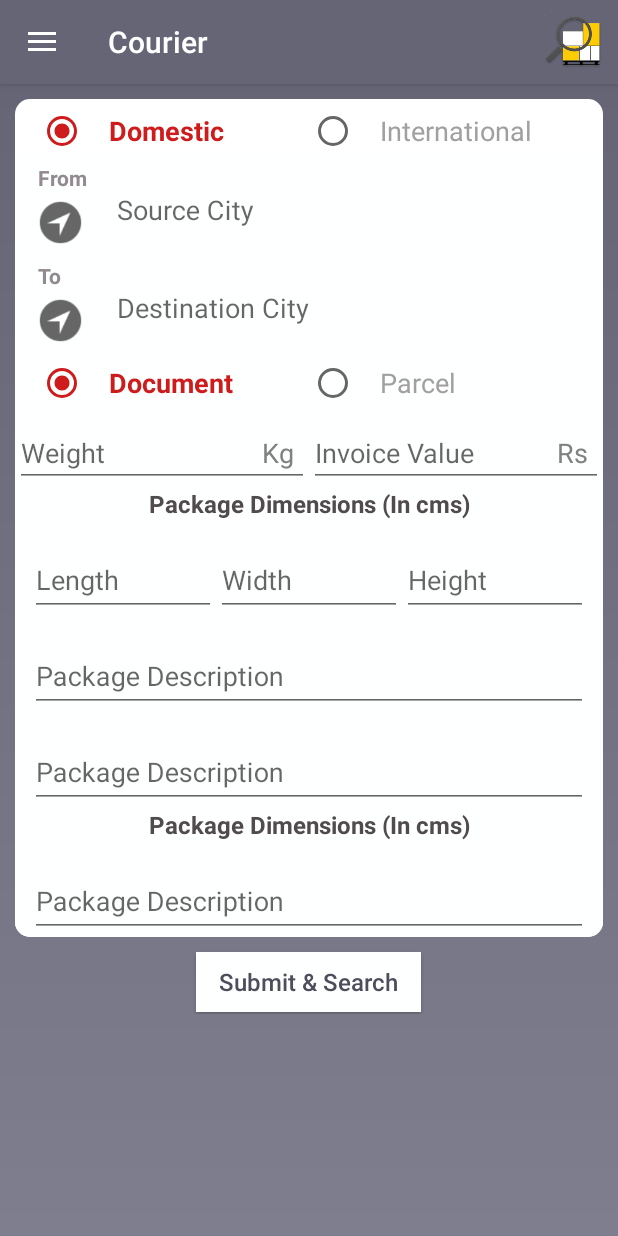
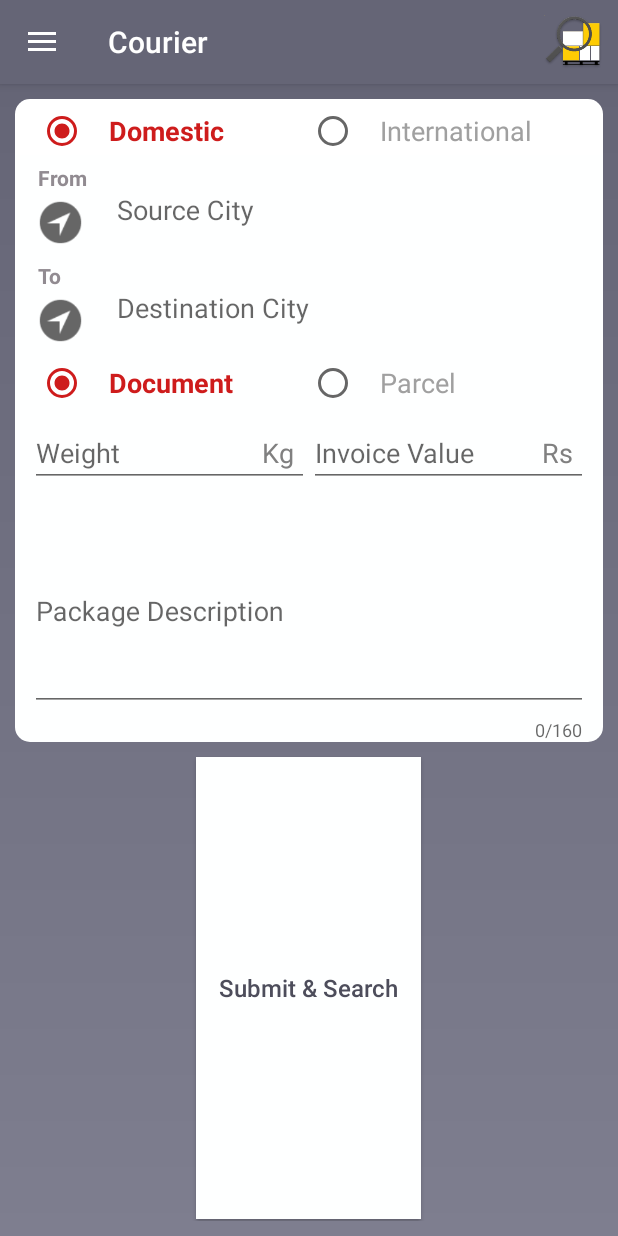
Before and after one commit to ScleroidTech/Nemai, an Android app: the screen it shows after launch (MainActivity), on a phone screen of 412 x 824 dp. Run offline under Robolectric (Android 15) with nearby library versions, the phone set to English and light mode, and no system bars; libraries missing offline, so code that uses them is left out: com.facebook; pictures from the network do not load; 2 statements that could not run were skipped.

Commit message:
Changes in Main Screen UI, Made Description field universal, & a few tweaks, remaining fixed width of UI
Signed-off-by: gvklive <gvklive@gmail.com>

```diff
--- a/app/src/main/java/com/scleroid/nemai/fragment/HomeFragment.java
+++ b/app/src/main/java/com/scleroid/nemai/fragment/HomeFragment.java
@@ -46,27 +46,35 @@ import java.util.Map;
 
 import static com.facebook.FacebookSdk.getApplicationContext;
 //TODO CHange most activities to fragment if performance becomes a bottleneck
-
+//TODO implement ROOm
+//TODO implement this http://droidmentor.com/credit-card-form/
 public class HomeFragment extends Fragment {
     public static final int THRESHOLD = 3;
     private static final String TAG = HomeFragment.class.getSimpleName();
     public static PinCode mPinCodeDestination, mPinCodeSource;
     static String select;
     final CharSequence[] day_radio = {"Pune,MH,India", "Mumbai, MH,India", "Nagpur, MH, India"};
+/*
     //TODO read this https://medium.com/square-corner-blog/advocating-against-android-fragments-81fd0b462c97
     //TODo & this too http://smarterer.com/tests/android-developer https://www.buzzingandroid.com/ http://www.jbrugge.com/glean/index.html
     //TODO 7 this too https://www.infoq.com/presentations/Android-Design/ https://antonioleiva.com/free-guide/
     //TODO this too www.codacy.com https://possiblemobile.com/ http://www.andreamaglie.com/dont-waste-time-coding-2/
     //TODO https://androidbycode.wordpress.com/2015/02/13/static-code-analysis-automation-using-findbugs-android-studio/
+    //TODO read this https://www.bignerdranch.com/blog/categories/android/ https://www.bignerdranch.com/blog/building-interfaces-with-constraintlayout/ https://www.bignerdranch.com/blog/the-rxjava-repository-pattern/ https://www.bignerdranch.com/blog/room-data-storage-for-everyone/ https://www.bignerdranch.com/blog/two-way-data-binding-on-android-observing-your-view-with-xml/ https://www.bignerdranch.com/blog/two-way-data-binding-on-android-observing-your-view-with-xml/ https://www.bignerdranch.com/blog/frame-animations-in-android/ https://www.bignerdranch.com/blog/building-animations-android-transition-framework-part-2/ https://www.bignerdranch.com/blog/testing-the-android-way/
+    https://developer.android.com/topic/libraries/architecture/room.html https://medium.com/google-developers/7-steps-to-room-27a5fe5f99b2 https://medium.com/@ajaysaini.official/building-database-with-room-persistence-library-ecf7d0b8f3e9 https://android.jlelse.eu/room-store-your-data-c6d49b4d53a3 http://www.vogella.com/tutorials/AndroidSQLite/article.html
+*/
+
     RadioButton mParcelRadioButton, mDocumentRadioButton;
     RadioButton mDomesticRadioButton, mInternationalRadioButton;
     LinearLayout mParcelLinearLayout, mDocumentLinearLayout;
     Button mSubmitButton;
-    TextView mWeightUnitTextView;
+    TextView mWeightUnitTextView, mCurrencyUnitTextView;
     ImageView mAddressImageView;
-    TextInputLayout mWeightTIL, mInvoiceTIL, mLengthTIL, mWidthTIL, mHeightTIL, mParcelDescTIL, mDescDocTIL, mPinSourceTIL, mPinDestTIL;
+    TextInputLayout mWeightTIL, mInvoiceTIL, mLengthTIL, mWidthTIL, mHeightTIL, mDescriptionTIL, /*mDescDocTIL,*/
+            mPinSourceTIL, mPinDestTIL;
     DelayedAutoCompleteTextView pinSourceAutoCompleteTextView, pinDestinationAutoCompleteTextView;
-    EditText mWeightEditText, mDescDocEditText, mInvoiceValueEditText, mPackageLengthParcelEditText, mPackageWidthParcelEditText, mHeightParcelEditText, mDescParcelEditText;
+    EditText mWeightEditText,/* mDescDocEditText,*/
+            mInvoiceValueEditText, mPackageLengthParcelEditText, mPackageWidthParcelEditText, mHeightParcelEditText, mDescriptionEditText;
     boolean toggleDocParcel = false;//false == doc, true == parcel
     boolean toggleDomInternational = false;//Domestic false , International = true
 
@@ -91,21 +99,21 @@ public class HomeFragment extends Fragment {
         mLengthTIL = v.findViewById(R.id.textLength);
         mWidthTIL = v.findViewById(R.id.textWidth);
         mHeightTIL = v.findViewById(R.id.textHeight);
-        mParcelDescTIL = v.findViewById(R.id.textPckDesc);
-        mDescDocTIL = v.findViewById(R.id.textPckDescDoc);
+        mDescriptionTIL = v.findViewById(R.id.textDescription);
+        //mDescDocTIL = v.findViewById(R.id.textPckDescDoc);
         mWeightEditText = v.findViewById(R.id.editWeight);
         mInvoiceValueEditText = v.findViewById(R.id.editInvoice);
         mPackageLengthParcelEditText = v.findViewById(R.id.editLength);
         mPackageWidthParcelEditText = v.findViewById(R.id.editWidth);
         mHeightParcelEditText = v.findViewById(R.id.editHeight);
-        mDescParcelEditText = v.findViewById(R.id.editPckDesc);
-        mDescDocEditText = v.findViewById(R.id.editPckDescDoc);
+        mDescriptionEditText = v.findViewById(R.id.editDescription);
+//        mDescDocEditText = v.findViewById(R.id.editPckDescDoc);
         mParcelRadioButton = v.findViewById(R.id.rParcel);
         mDocumentRadioButton = v.findViewById(R.id.rDocument);
 
         mParcelLinearLayout = v.findViewById(R.id.linearExpandedParcelView);
-        mDocumentLinearLayout = v.findViewById(R.id.linearExpandedDocumentView);
-        mDocumentLinearLayout.setVisibility(View.VISIBLE);
+//        mDocumentLinearLayout = v.findViewById(R.id.linearExpandedDocumentView);
+//        mDocumentLinearLayout.setVisibility(View.VISIBLE);
 
 
         //img_address =  v.findViewById(R.id.img_address);
@@ -145,13 +153,23 @@ public class HomeFragment extends Fragment {
 
 
         mWeightUnitTextView = v.findViewById(R.id.weight_unit_kg_textView);
-        mWeightEditText = v.findViewById(R.id.editWeightDoc);
+
         mWeightEditText.setOnFocusChangeListener(new View.OnFocusChangeListener() {
             @Override
             public void onFocusChange(View view, boolean hasFocus) {
                 if (hasFocus)
                     mWeightUnitTextView.setTextColor(getResources().getColor(R.color.colorPrimary));
                 else mWeightUnitTextView.setTextColor(getResources().getColor(R.color.colorHint));
+            }
+        });
+
+        mCurrencyUnitTextView = v.findViewById(R.id.currency_unit_text_view);
+        mInvoiceValueEditText.setOnFocusChangeListener(new View.OnFocusChangeListener() {
+            @Override
+            public void onFocusChange(View v, boolean hasFocus) {
+                if (hasFocus)
+                    mCurrencyUnitTextView.setTextColor(getResources().getColor(R.color.colorPrimary));
+                else mCurrencyUnitTextView.setTextColor(getResources().getColor(R.color.colorHint));
             }
         });
 
@@ -194,9 +212,11 @@ public class HomeFragment extends Fragment {
             @Override
             public void onCheckedChanged(CompoundButton compoundButton, boolean b) {
                 if (b) {
-                    mDocumentLinearLayout.setVisibility(View.VISIBLE);
+                    //mDocumentLinearLayout.setVisibility(View.VISIBLE);
                     toggleDocParcel = false;
                     mParcelLinearLayout.setVisibility(View.GONE);
+
+                    mDescriptionEditText.setMinLines(6);
                     mDocumentRadioButton.setTypeface(null, Typeface.BOLD);
                     mParcelRadioButton.setTypeface(null, Typeface.NORMAL);
                 }
@@ -208,7 +228,8 @@ public class HomeFragment extends Fragment {
             public void onCheckedChanged(CompoundButton compoundButton, boolean b) {
                 if (b) {
                     mParcelLinearLayout.setVisibility(View.VISIBLE);
-                    mDocumentLinearLayout.setVisibility(View.GONE);
+                    // mDocumentLinearLayout.setVisibility(View.GONE);
+                    mDescriptionEditText.setMinLines(1);
                     toggleDocParcel = true;
                     mParcelRadioButton.setTypeface(null, Typeface.BOLD);
                     mDocumentRadioButton.setTypeface(null, Typeface.NORMAL);
@@ -297,14 +318,14 @@ public class HomeFragment extends Fragment {
 
 
             if (!noSubmit)
-                nextScreenParcel(pinSourceAutoCompleteTextView.getText().toString(), pinDestinationAutoCompleteTextView.getText().toString(), mWeightEditText.getText().toString(), mInvoiceValueEditText.getText().toString(), mPackageWidthParcelEditText.getText().toString(), mHeightParcelEditText.getText().toString(), mPackageLengthParcelEditText.getText().toString(), mDescParcelEditText.getText().toString(), "Parcel", delivery);
+                nextScreenParcel(pinSourceAutoCompleteTextView.getText().toString(), pinDestinationAutoCompleteTextView.getText().toString(), mWeightEditText.getText().toString(), mInvoiceValueEditText.getText().toString(), mPackageWidthParcelEditText.getText().toString(), mHeightParcelEditText.getText().toString(), mPackageLengthParcelEditText.getText().toString(), mDescriptionEditText.getText().toString(), "Parcel", delivery);
 
 
         } else {
 
 
             if (!noSubmit) {
-                nextScreenDocument(pinSourceAutoCompleteTextView.getText().toString(), pinDestinationAutoCompleteTextView.getText().toString(), mWeightEditText.getText().toString(), mInvoiceValueEditText.getText().toString(), mDescDocEditText.getText().toString(), "Documents", delivery);
+                nextScreenDocument(pinSourceAutoCompleteTextView.getText().toString(), pinDestinationAutoCompleteTextView.getText().toString(), mWeightEditText.getText().toString(), mInvoiceValueEditText.getText().toString(), mDescriptionEditText.getText().toString(), "Documents", delivery);
 
             }
         }
--- a/app/src/main/res/layout/fragment_home.xml
+++ b/app/src/main/res/layout/fragment_home.xml
@@ -1,18 +1,31 @@
 <?xml version="1.0" encoding="utf-8"?>
-<LinearLayout
-    xmlns:android="http://schemas.android.com/apk/res/android"
+<RelativeLayout xmlns:android="http://schemas.android.com/apk/res/android"
+    xmlns:app="http://schemas.android.com/apk/res-auto"
     android:layout_width="match_parent"
     android:layout_height="match_parent"
     android:background="@drawable/gradient_bg"
+    android:elevation="7dp"
     android:orientation="vertical"
-    android:elevation="7dp"
     android:padding="10dp">
+
+    <ScrollView
+        android:id="@+id/scrollView"
+        android:layout_width="match_parent"
+        android:layout_height="wrap_content"
+        android:layout_alignParentTop="true">
+
+        <LinearLayout
+            android:layout_width="match_parent"
+            android:layout_height="wrap_content"
+            android:orientation="vertical">
 
             <LinearLayout
                 android:layout_width="match_parent"
                 android:layout_height="wrap_content"
                 android:background="@drawable/round_top"
+                android:baselineAligned="false"
                 android:orientation="vertical">
+
                 <RadioGroup
                     android:id="@+id/rgPlaceType"
                     android:layout_width="match_parent"
@@ -42,7 +55,6 @@
                         android:layout_height="wrap_content"
                         android:layout_weight="0.5"
                         android:checked="false"
-                        android:paddingEnd="15dp"
                         android:paddingStart="15dp"
                         android:text="@string/international"
                         android:textColor="@drawable/selector_textview"
@@ -50,20 +62,14 @@
                 </RadioGroup>
 
 
+            </LinearLayout>
 
-</LinearLayout>
-            <ScrollView
-                android:layout_width="match_parent"
-                android:layout_height="wrap_content">
-                <LinearLayout
-                    android:layout_width="match_parent"
-                    android:layout_height="wrap_content"
-                    android:orientation="vertical">
             <LinearLayout
                 android:layout_width="match_parent"
                 android:layout_height="wrap_content"
                 android:background="@color/colorWhite"
                 android:orientation="vertical">
+
                 <LinearLayout
                     android:layout_width="match_parent"
                     android:layout_height="wrap_content"
@@ -76,6 +82,7 @@
                         android:layout_marginStart="10dp"
                         android:layout_weight="1"
                         android:orientation="vertical">
+
                         <TextView
                             android:layout_width="match_parent"
                             android:layout_height="wrap_content"
@@ -83,6 +90,7 @@
                             android:text="@string/from"
                             android:textColor="#918b91"
                             android:textStyle="bold" />
+
                         <ImageView
                             android:layout_width="30dp"
                             android:layout_height="30dp"
@@ -128,6 +136,7 @@
                         android:layout_marginStart="10dp"
                         android:layout_weight="1"
                         android:orientation="vertical">
+
                         <TextView
                             android:layout_width="match_parent"
                             android:layout_height="wrap_content"
@@ -135,6 +144,7 @@
                             android:text="@string/to"
                             android:textColor="#918b91"
                             android:textStyle="bold" />
+
                         <ImageView
                             android:layout_width="30dp"
                             android:layout_height="30dp"
@@ -157,6 +167,7 @@
                             android:layout_height="match_parent"
                             android:background="@android:color/transparent" />
                     </android.support.design.widget.TextInputLayout>
+
                     <ProgressBar
                         android:id="@+id/pb_loading_indicator2"
                         style="?android:attr/progressBarStyleSmall"
@@ -169,7 +180,7 @@
             </LinearLayout>
 
 
-                <LinearLayout
+            <!--<LinearLayout
 
                 android:layout_width="match_parent"
                 android:layout_height="wrap_content"
@@ -183,18 +194,19 @@
                     android:background="@drawable/round_corners_bottom"
                     android:padding="10dp"
                     android:text="@string/package_details"
-                        android:textColor="#ffffff"
                     android:textSize="16sp"
                     android:textStyle="bold"
-                        android:visibility="gone"
-                        />
+
+                    />-->
 
             <LinearLayout
+                android:id="@+id/parcelView"
                 android:layout_width="match_parent"
-                        android:layout_height="wrap_content"
-                        android:id="@+id/parcelView"
+
+                android:layout_height="match_parent"
                 android:background="@drawable/round_corners_bottom"
                 android:orientation="vertical">
+
                 <LinearLayout
                     android:layout_width="match_parent"
                     android:layout_height="wrap_content"
@@ -242,15 +254,13 @@
                 </LinearLayout>
 
 
-
-
                 <LinearLayout
                     android:layout_width="match_parent"
                     android:layout_height="wrap_content"
-                        android:layout_paddingEnd="10dp"
-                        android:layout_paddingStart="10dp"
                     android:baselineAligned="true"
-                    android:orientation="horizontal">
+                    android:orientation="horizontal"
+                    android:paddingEnd="10dp"
+                    android:paddingStart="10dp">
 
                     <android.support.design.widget.TextInputLayout
                         android:id="@+id/textWeight"
@@ -262,6 +272,7 @@
                         <RelativeLayout
                             android:layout_width="match_parent"
                             android:layout_height="wrap_content">
+
                             <EditText
                                 android:id="@+id/editWeight"
                                 android:layout_width="match_parent"
@@ -270,9 +281,10 @@
                                 android:layout_gravity="center"
                                 android:hint="@string/weight"
                                 android:inputType="numberDecimal"
-                                android:maxLength="6"
-                                />
+                                android:maxLength="6" />
+
                             <TextView
+                                android:id="@+id/weight_unit_kg_textView"
                                 android:layout_width="wrap_content"
                                 android:layout_height="wrap_content"
                                 android:layout_alignParentEnd="true"
@@ -280,10 +292,10 @@
                                 android:layout_marginEnd="10dp"
                                 android:text="@string/weight_unit"
                                 android:textColor="#808080"
-                                android:textSize="18sp"
-                                />
+                                android:textSize="18sp" />
                         </RelativeLayout>
                     </android.support.design.widget.TextInputLayout>
+
                     <android.support.design.widget.TextInputLayout
                         android:id="@+id/textInvoice"
                         android:layout_width="0dp"
@@ -294,6 +306,7 @@
                         <RelativeLayout
                             android:layout_width="match_parent"
                             android:layout_height="wrap_content">
+
                             <EditText
                                 android:id="@+id/editInvoice"
                                 android:layout_width="match_parent"
@@ -302,9 +315,10 @@
                                 android:layout_gravity="center"
                                 android:hint="@string/invoice_value"
                                 android:inputType="numberDecimal"
-                                android:maxLength="6"
-                                />
+                                android:maxLength="6" />
+
                             <TextView
+                                android:id="@+id/currency_unit_text_view"
                                 android:layout_width="wrap_content"
                                 android:layout_height="wrap_content"
                                 android:layout_alignParentEnd="true"
@@ -312,8 +326,7 @@
                                 android:layout_marginEnd="10dp"
                                 android:text="@string/currency_unit"
                                 android:textColor="#808080"
-                                android:textSize="18sp"
-                                />
+                                android:textSize="18sp" />
                         </RelativeLayout>
                     </android.support.design.widget.TextInputLayout>
                 </LinearLayout>
@@ -321,8 +334,10 @@
                 <LinearLayout
                     android:id="@+id/linearExpandedParcelView"
                     android:layout_width="match_parent"
-                        android:layout_height="wrap_content"
-                        android:orientation="vertical">
+                    android:layout_height="0dp"
+                    android:layout_weight="1"
+                    android:orientation="vertical"
+                    android:visibility="gone">
 
                     <TextView
                         android:layout_width="match_parent"
@@ -395,7 +410,7 @@
                         </android.support.design.widget.TextInputLayout>
                     </LinearLayout>
 
-                        <android.support.design.widget.TextInputLayout
+                    <!--<android.support.design.widget.TextInputLayout
                         android:id="@+id/textPckDesc"
                         android:layout_width="match_parent"
                         android:layout_height="wrap_content"
@@ -407,21 +422,23 @@
                             android:id="@+id/editPckDesc"
                             android:layout_width="match_parent"
                             android:layout_height="wrap_content"
+                            android:lines="2"
+                        android:minLines="2"
                         android:hint="@string/package_description"
                             android:maxLength="70" />
 
-                        </android.support.design.widget.TextInputLayout>
+                    </android.support.design.widget.TextInputLayout>-->
                 </LinearLayout>
 
 
-            <LinearLayout
+                <!--<LinearLayout
                     android:id="@+id/linearExpandedDocumentView"
                     android:layout_width="match_parent"
                     android:layout_height="wrap_content"
-                android:visibility="gone"
+
 
                     android:background="@drawable/round_corners_bottom"
-                android:orientation="vertical">
+                    android:orientation="vertical">-->
 
                 <!--<LinearLayout
                     android:layout_width="match_parent"
@@ -544,24 +561,9 @@
 
 
                 </LinearLayout>-->
-                <android.support.design.widget.TextInputLayout
-                    android:id="@+id/textPckDescDoc"
-                    android:layout_width="match_parent"
-                    android:layout_height="wrap_content"
-                    android:layout_marginEnd="10dp"
-                    android:layout_marginStart="10dp"
-                    android:layout_marginTop="8dp">
 
-                    <EditText
-                        android:id="@+id/editPckDescDoc"
-                        android:layout_width="match_parent"
-                        android:layout_height="wrap_content"
-                        android:hint="@string/package_description"
-                        android:maxLength="70" />
 
-                </android.support.design.widget.TextInputLayout>
-
-                <TextView
+                <!--<TextView
                     android:layout_width="match_parent"
                     android:layout_height="wrap_content"
                     android:layout_marginEnd="10dp"
@@ -587,27 +589,52 @@
                         android:hint="@string/package_description"
                         android:maxLength="70" />
 
+                </android.support.design.widget.TextInputLayout>-->
+
+                <android.support.design.widget.TextInputLayout
+                    android:id="@+id/textDescription"
+                    android:layout_width="match_parent"
+                    android:layout_height="0dp"
+                    android:layout_marginEnd="10dp"
+                    android:layout_marginStart="10dp"
+                    android:layout_marginTop="8dp"
+                    android:layout_weight="1"
+                    app:counterEnabled="true"
+                    app:counterMaxLength="160">
+
+                    <EditText
+                        android:id="@+id/editDescription"
+                        android:layout_width="match_parent"
+                        android:layout_height="match_parent"
+                        android:hint="@string/package_description"
+                        android:inputType="textMultiLine"
+                        android:maxLength="160"
+                        android:maxLines="5"
+                        android:minLines="5" />
+
                 </android.support.design.widget.TextInputLayout>
             </LinearLayout>
         </LinearLayout>
+        <!--</LinearLayout>-->
+
+
+        <!--</LinearLayout>-->
+
+    </ScrollView>
+
     <Button
         android:id="@+id/btn_submit"
         android:layout_width="wrap_content"
         android:layout_height="40dp"
+        android:layout_alignParentBottom="true"
+        android:layout_below="@+id/scrollView"
+        android:layout_centerHorizontal="true"
         android:layout_gravity="bottom|center_horizontal"
         android:layout_marginBottom="1dp"
         android:layout_marginTop="10dp"
         android:background="@drawable/btn_rounded"
-
         android:text="@string/submit_main"
         android:textAllCaps="false"
         android:textColor="@color/colorPrimaryDark"
-                        android:textSize="16sp"
-                />
-
-        </LinearLayout>
-                </LinearLayout>
-
-</ScrollView>
-
-</LinearLayout>
+        android:textSize="16sp" />
+</RelativeLayout>
```
Also changed, not shown: app/src/main/res/drawable-xxhdpi/fragment_image_save_it_on_my_pc.png (renamed from app/src/main/res/drawable-xxhdpi/fragment_image Save iton my PC.png). Lines whose indentation alone changed are shown as unchanged.
